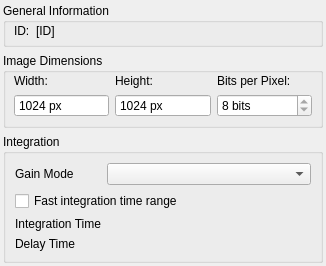
Above: PCOSensicam/dockWidgetPCOSensicam.ui from itom-project/plugins before the change. Below: the same form after it.
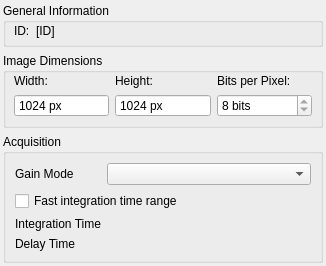
That is the form after the change. Custom widgets are drawn as their Qt base class.

Commit message: added dock widget and config dialog of PCOSensicam

```diff
--- a/PCOSensicam/dockWidgetPCOSensicam.ui
+++ b/PCOSensicam/dockWidgetPCOSensicam.ui
@@ -199,7 +199,7 @@
       </size>
      </property>
      <property name="title">
-      <string>Integration</string>
+      <string>Acquisition</string>
      </property>
      <layout class="QFormLayout" name="formLayout">
       <item row="0" column="0">
```
The commit also changes 5 other files.
